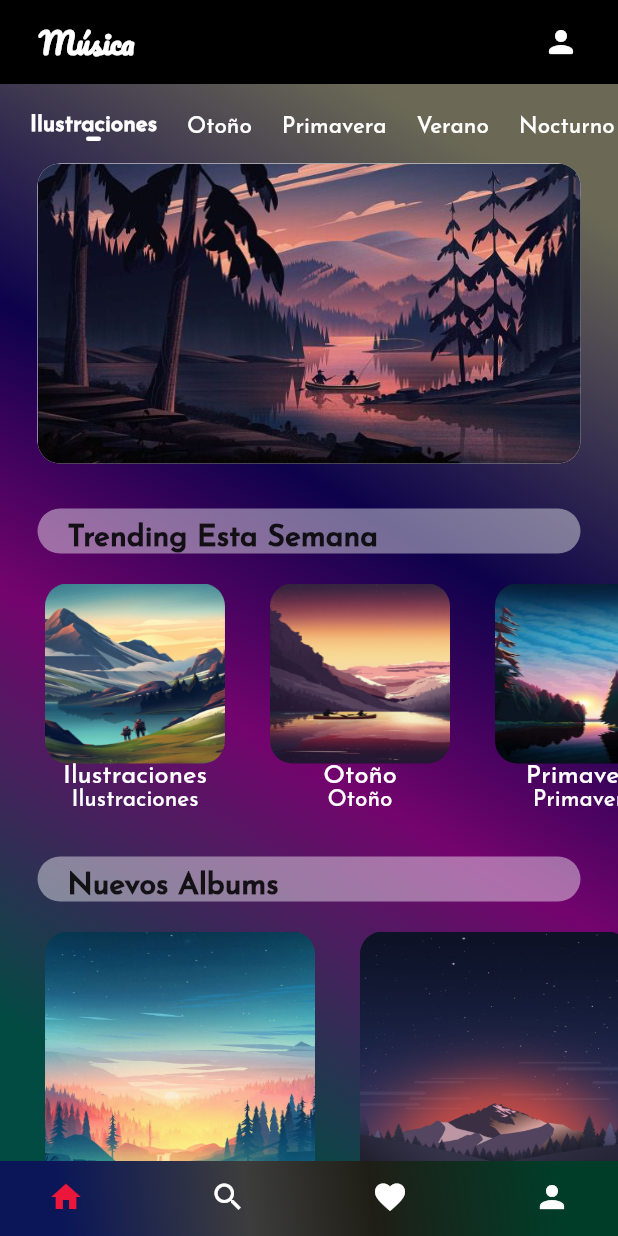
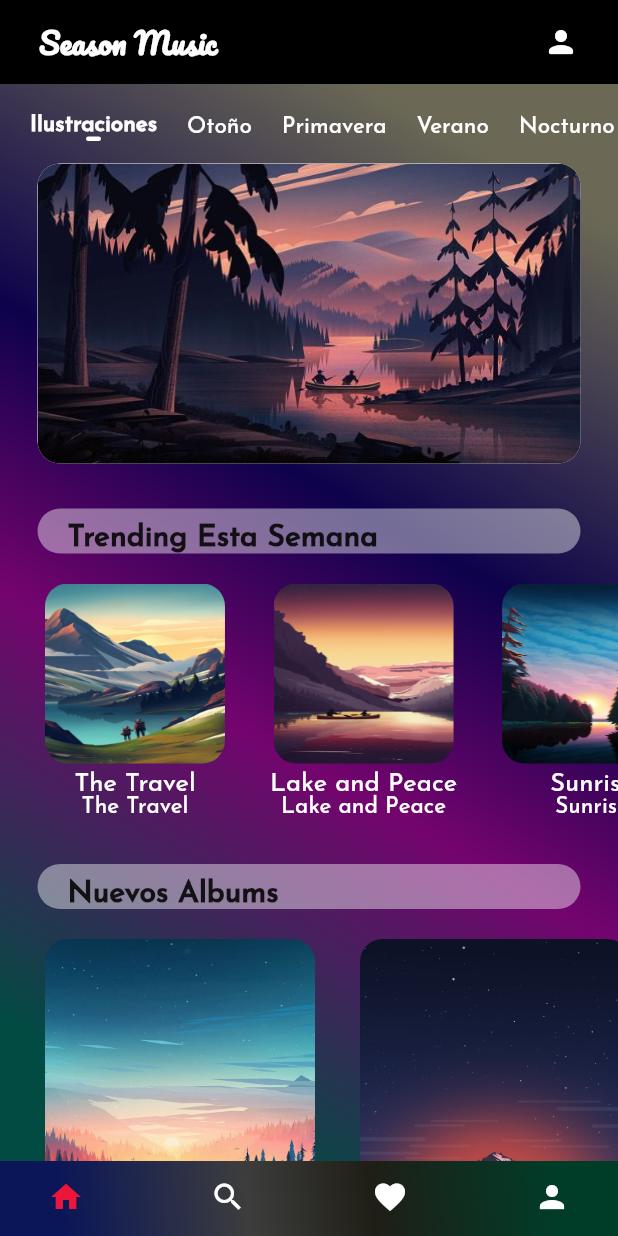
Before and after one commit to Abregoo/paisajes_flutter, a Flutter app: the screen it shows after launch, on a phone screen of 412 x 824 dp. Run offline on Flutter 3.47's test engine with Material 2 defaults, Android fonts, the phone set to English and light mode, and no system bars.

```diff
--- a/paisajesplayerapp/lib/json/musica_json.dart
+++ b/paisajesplayerapp/lib/json/musica_json.dart
@@ -12,11 +12,11 @@ const List menu_1 = [
     "title": "Otoño",
   },
   {
-    "img": "assets/portadac2.jpg",
+    "img": "assets/portadac4.jpg",
     "title": "Primavera",
   },
   {
-    "img": "assets/portadac2.jpg",
+    "img": "assets/portadac5.jpg",
     "title": "Verano",
   },
   {
@@ -30,141 +30,130 @@ const List menu_1 = [
 const List lstT_ilust = [
   {
     "img": "assets/img1c1.jpg",
-    "title": "Ilustraciones",
+    "title": "The Travel",
   },
   {
     "img": "assets/img2c1.jpg",
-    "title": "Otoño",
+    "title": "Lake and Peace",
   },
   {
     "img": "assets/img3c1.jpg",
-    "title": "Primavera",
+    "title": "Sunrise",
   }
 ];
 
-
-const List lstT_otonio  = [
+const List lstT_otonio = [
   {
     "img": "assets/img1c2.jpg",
-    "title": "Ilustraciones",
+    "title": "Sunset",
   },
   {
     "img": "assets/img2c2.jpg",
-    "title": "Otoño",
+    "title": "Scene",
   },
   {
     "img": "assets/img3c2.jpg",
-    "title": "Primavera",
+    "title": "Scenery",
   }
 ];
 
-
 const List lstT_prim = [
   {
-    "img": "assets/portadac1.jpg",
-    "title": "Ilustraciones",
+    "img": "assets/img1c4.jpg",
+    "title": "Cherry Trees",
   },
   {
-    "img": "assets/portadac2.jpg",
-    "title": "Otoño",
+    "img": "assets/img2c4.jpg",
+    "title": "The Way",
   },
   {
-    "img": "assets/portadac2.jpg",
-    "title": "Primavera",
+    "img": "assets/img3c4.jpg",
+    "title": "Spring",
   }
 ];
 
-
-
 const List lstT_vera = [
   {
-    "img": "assets/portadac1.jpg",
-    "title": "Ilustraciones",
+    "img": "assets/img1c5.jpg",
+    "title": "Seasons",
   },
   {
-    "img": "assets/portadac2.jpg",
-    "title": "Otoño",
+    "img": "assets/img2c5.jpg",
+    "title": "Amazing",
   },
   {
-    "img": "assets/portadac2.jpg",
-    "title": "Primavera",
+    "img": "assets/img3c5.jpg",
+    "title": "Sunset",
   }
 ];
-
 
 const List lstT_noct = [
   {
     "img": "assets/img1c3.jpg",
-    "title": "Ilustraciones",
+    "title": "The Night",
   },
   {
     "img": "assets/img2c3.jpg",
-    "title": "Otoño",
+    "title": "Impact",
   },
   {
     "img": "assets/img3c3.jpg",
-    "title": "Primavera",
+    "title": "Memories",
   }
 ];
-
 
 // ........................................................
 const List lstAlb_ilust = [
   {
     "img": "assets/img4c1.jpg",
-    "title": "Ilustraciones",
+    "title": "Picture",
   },
   {
     "img": "assets/img5c1.jpg",
-    "title": "Otoño",
+    "title": "Mountain",
   },
 ];
 
-
-const List lstAlb_otonio  = [
+const List lstAlb_otonio = [
   {
     "img": "assets/img4c2.jpg",
-    "title": "Ilustraciones",
+    "title": "Evening",
   },
   {
     "img": "assets/img5c2.jpg",
-    "title": "Otoño",
+    "title": "Lake",
   },
 ];
 
-
 const List lstAlb_prim = [
   {
-    "img": "assets/portadac1.jpg",
-    "title": "Ilustraciones",
+    "img": "assets/img4c4.jpg",
+    "title": "Colors",
   },
   {
-    "img": "assets/portadac2.jpg",
-    "title": "Otoño",
+    "img": "assets/img5c4.jpg",
+    "title": "Pretty",
   },
 ];
 
-
-
 const List lstAlb_vera = [
   {
-    "img": "assets/portadac1.jpg",
-    "title": "Ilustraciones",
+    "img": "assets/img4c5.jpg",
+    "title": "Summer",
   },
   {
-    "img": "assets/portadac2.jpg",
-    "title": "Otoño",
+    "img": "assets/img5c5.jpg",
+    "title": "Vacations",
   },
 ];
-
 
 const List lstAlb_noct = [
   {
     "img": "assets/img4c3.jpg",
-    "title": "Ilustraciones",
+    "title": "Moon White",
   },
   {
     "img": "assets/img5c3.jpg",
-    "title": "Otoño",
+    "title": "Moon Yellow",
   },
 ];
--- /dev/null
+++ b/paisajesplayerapp/lib/models/menu_option.dart
@@ -0,0 +1,9 @@
+import 'package:flutter/material.dart' show Widget;
+
+class MenuOption {
+  final String route;
+  final String name;
+  final Widget screen;
+
+  MenuOption({required this.route, required this.name, required this.screen});
+}
--- /dev/null
+++ b/paisajesplayerapp/lib/models/models.dart
@@ -0,0 +1 @@
+export 'package:paisajesplayerapp/models/menu_option.dart';
--- a/paisajesplayerapp/lib/pages/home_page.dart
+++ b/paisajesplayerapp/lib/pages/home_page.dart
@@ -30,7 +30,7 @@ class _HomePageState extends State<HomePage> {
           mainAxisAlignment: MainAxisAlignment.spaceBetween,
           children: [
             Text(
-              "Música",
+              "Season Music",
               style: TextStyle(
                   fontFamily: 'Pacifico',
                   fontSize: 20,
@@ -134,7 +134,7 @@ class _HomePageState extends State<HomePage> {
   }
 
   BoxDecoration fondo() {
-    return BoxDecoration(
+    return const BoxDecoration(
         gradient: LinearGradient(
       begin: Alignment.topRight,
       end: Alignment.bottomLeft,
@@ -200,12 +200,14 @@ class _HomePageState extends State<HomePage> {
                         height: 120,
                         decoration: BoxDecoration(
                             image: DecorationImage(
-                                image: AssetImage(lst[index]['img']), fit: BoxFit.fill),
+                                image: AssetImage(lst[index]['img']),
+                                fit: BoxFit.fill),
                             borderRadius: BorderRadius.circular(15)),
                       ),
+                      separador(5),
                       Text(
                         lst[index]['title'],
-                        style: TextStyle(
+                        style: const TextStyle(
                             fontFamily: 'JosefinSans',
                             fontSize: 17,
                             color: Colors.white,
@@ -213,7 +215,7 @@ class _HomePageState extends State<HomePage> {
                       ),
                       Text(
                         lst[index]['title'],
-                        style: TextStyle(
+                        style: const TextStyle(
                             fontFamily: 'JosefinSans',
                             fontSize: 15,
                             color: Colors.white,
@@ -253,15 +255,17 @@ class _HomePageState extends State<HomePage> {
                     children: [
                       Container(
                         width: 180,
-                        height: 210,
+                        height: 260,
                         decoration: BoxDecoration(
                             image: DecorationImage(
-                                image: AssetImage(lst[index]['img']), fit: BoxFit.fill),
+                                image: AssetImage(lst[index]['img']),
+                                fit: BoxFit.fill),
                             borderRadius: BorderRadius.circular(15)),
                       ),
+                      separador(5),
                       Text(
                         lst[index]['title'],
-                        style: TextStyle(
+                        style: const TextStyle(
                             fontFamily: 'JosefinSans',
                             fontSize: 17,
                             color: Colors.white,
@@ -269,7 +273,7 @@ class _HomePageState extends State<HomePage> {
                       ),
                       Text(
                         lst[index]['title'],
-                        style: TextStyle(
+                        style: const TextStyle(
                             fontFamily: 'JosefinSans',
                             fontSize: 15,
                             color: Colors.white,
--- /dev/null
+++ b/paisajesplayerapp/lib/pages/info_page.dart
@@ -0,0 +1,19 @@
+import 'package:flutter/material.dart';
+
+class CardInfo extends StatefulWidget {
+  const CardInfo({super.key});
+
+  @override
+  State<CardInfo> createState() => _CardInfoState();
+}
+
+class _CardInfoState extends State<CardInfo> {
+  @override
+  Widget build(BuildContext context) {
+    return Scaffold(
+      appBar: AppBar(
+        title: Text("Info Card"),
+      ),
+    );
+  }
+}
--- /dev/null
+++ b/paisajesplayerapp/lib/router/app_routes.dart
@@ -0,0 +1,30 @@
+import 'package:flutter/material.dart';
+import 'package:paisajesplayerapp/models/menu_option.dart';
+import 'package:paisajesplayerapp/pages/home_page.dart';
+import 'package:paisajesplayerapp/pages/info_page.dart';
+
+class AppRoutes {
+  static const initialRoute = 'home';
+
+  static final menuOptions = <MenuOption>[
+    MenuOption(
+        route: 'infocard', name: 'Informacion', screen: const CardInfo()),
+  ];
+
+  static Map<String, Widget Function(BuildContext)> getAppRoutes() {
+    Map<String, Widget Function(BuildContext)> appRoutes = {};
+    appRoutes.addAll({'home': (BuildContext context) => const HomePage()});
+
+    for (final option in menuOptions) {
+      appRoutes.addAll({option.route: (BuildContext context) => option.screen});
+    }
+
+    return appRoutes;
+  }
+
+  /*static Route<dynamic> onGenerateRoute( RouteSettings settings) {
+      return MaterialPageRoute(
+          builder: (context) => const AlertScreen(),
+      );
+  }*/
+}
```
Also changed, not shown: paisajesplayerapp/assets/img1c4.jpg (added), paisajesplayerapp/assets/img1c5.jpg (added), paisajesplayerapp/assets/img2c4.jpg (added), paisajesplayerapp/assets/img2c5.jpg (added), paisajesplayerapp/assets/img3c4.jpg (added), paisajesplayerapp/assets/img3c5.jpg (added), paisajesplayerapp/assets/img4c4.jpg (added), paisajesplayerapp/assets/img4c5.jpg (added), paisajesplayerapp/assets/img5c4.jpg (added), paisajesplayerapp/assets/img5c5.jpg (added), paisajesplayerapp/assets/portadac4.jpg (added), paisajesplayerapp/assets/portadac5.jpg (added). Lines whose indentation alone changed are shown as unchanged.
